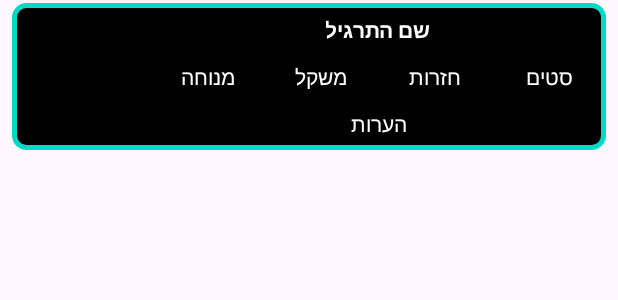
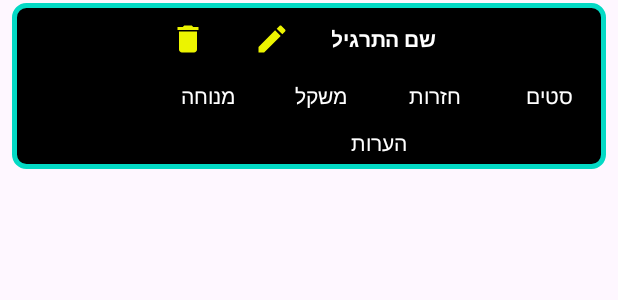
Before and after one commit to GalAngel15/Gym_Project_AndroidStudio, an Android app: the layout item_workout_exercise.xml on its own in the app's theme, with its tools: preview values and no code run, on a phone screen of 412 x 824 dp. Shown: the top 300 px of the screen. Run offline under Robolectric (Android 15) with nearby library versions, the phone set to English and light mode, and no system bars.

Commit message:
template 1 to edit btn

```diff
--- a/app/src/main/java/com/example/gymproject/activities/PlanPageActivity.java
+++ b/app/src/main/java/com/example/gymproject/activities/PlanPageActivity.java
@@ -32,7 +32,7 @@ public class PlanPageActivity extends BaseActivity {
             // הצגת שם המשתמש שהתקבל מ-FirebaseAuth
             textViewUsername.setText("Welcome, " + userName + "!");
         }
-        planManager = new WorkoutPlanManager(this, currentUser);
+        planManager = new WorkoutPlanManager(this, currentUser,planName);
         planManager.loadAllUserExercises(planName);
     }
 
--- /dev/null
+++ b/app/src/main/res/drawable/baseline_delete.xml
@@ -0,0 +1,5 @@
+<vector xmlns:android="http://schemas.android.com/apk/res/android" android:height="24dp" android:tint="@color/textButton" android:viewportHeight="24" android:viewportWidth="24" android:width="24dp">
+
+    <path android:fillColor="@android:color/white" android:pathData="M6,19c0,1.1 0.9,2 2,2h8c1.1,0 2,-0.9 2,-2V7H6v12zM19,4h-3.5l-1,-1h-5l-1,1H5v2h14V4z"/>
+
+</vector>
--- /dev/null
+++ b/app/src/main/res/drawable/baseline_edit.xml
@@ -0,0 +1,5 @@
+<vector xmlns:android="http://schemas.android.com/apk/res/android" android:height="24dp" android:tint="@color/textButton" android:viewportHeight="24" android:viewportWidth="24" android:width="24dp">
+
+    <path android:fillColor="@android:color/white" android:pathData="M3,17.25V21h3.75L17.81,9.94l-3.75,-3.75L3,17.25zM20.71,7.04c0.39,-0.39 0.39,-1.02 0,-1.41l-2.34,-2.34c-0.39,-0.39 -1.02,-0.39 -1.41,0l-1.83,1.83 3.75,3.75 1.83,-1.83z"/>
+
+</vector>
--- a/app/src/main/res/layout/item_built_exercise.xml
+++ b/app/src/main/res/layout/item_built_exercise.xml
@@ -62,7 +62,6 @@
             android:inputType="number"
             android:textColorHint="@color/hints"
             android:hint="הזן מספר סטים"
-            android:text="aaa"
             android:textColor="@color/textColor"/>
 
         <EditText
--- a/app/src/main/res/layout/item_workout_exercise.xml
+++ b/app/src/main/res/layout/item_workout_exercise.xml
@@ -3,26 +3,51 @@
     android:layout_width="match_parent"
     android:layout_height="wrap_content"
     android:layout_marginHorizontal="8dp"
+    android:layout_marginVertical="2dp"
     android:background="@drawable/table_row_background"
     android:gravity="center_vertical"
-    android:paddingLeft="5dp"
-    android:layout_marginVertical="2dp">
+    android:paddingLeft="5dp">
 
     <ImageView
         android:id="@+id/imageViewExercise"
         android:layout_width="80dp"
         android:layout_height="80dp"
-        android:scaleType="centerCrop"
+        android:layout_marginEnd="8dp"
+        android:gravity="center"
         android:padding="8dp"
-        android:layout_marginEnd="8dp"
-        android:gravity="center" />
+        android:scaleType="centerCrop" />
 
     <LinearLayout
         android:layout_width="0dp"
         android:layout_height="wrap_content"
         android:layout_weight="1"
-        android:orientation="vertical"
-        android:gravity="center_horizontal">
+        android:gravity="center_horizontal"
+        android:orientation="vertical">
+
+        <LinearLayout
+            android:layout_width="match_parent"
+            android:layout_height="wrap_content"
+            android:gravity="center"
+            android:orientation="horizontal">
+            <ImageButton
+                android:id="@+id/btnDeleteExercise"
+                android:layout_width="48dp"
+                android:layout_height="48dp"
+                android:src="@drawable/baseline_delete"
+                android:background="?attr/selectableItemBackgroundBorderless"
+                android:contentDescription="Add"
+                android:layout_gravity="center_vertical"
+                android:layout_marginEnd="8dp"/>
+
+            <ImageButton
+                android:id="@+id/btnEditExercise"
+                android:layout_width="48dp"
+                android:layout_height="48dp"
+                android:layout_gravity="center_vertical"
+                android:layout_marginEnd="8dp"
+                android:background="?attr/selectableItemBackgroundBorderless"
+                android:contentDescription="Edit"
+                android:src="@drawable/baseline_edit" />
 
             <TextView
                 android:id="@+id/textViewExerciseName"
@@ -33,42 +58,50 @@
                 android:text="שם התרגיל"
                 android:textColor="@color/textColor"
                 android:textStyle="bold" />
+            <TextView
+                android:layout_weight="1"
+                android:layout_height="0dp"
+                android:layout_width="0dp"
+                />
+
+
+        </LinearLayout>
 
         <LinearLayout
             android:layout_width="match_parent"
             android:layout_height="wrap_content"
-            android:orientation="horizontal"
-            android:gravity="end">
+            android:gravity="end"
+            android:orientation="horizontal">
 
             <TextView
                 android:id="@+id/textViewRest"
                 android:layout_width="0dp"
                 android:layout_height="wrap_content"
                 android:layout_weight="1"
+                android:gravity="center"
                 android:padding="4dp"
-                android:gravity="center"
                 android:text="מנוחה"
-                android:textColor="@color/textColor"/>
+                android:textColor="@color/textColor" />
 
             <TextView
                 android:id="@+id/textViewWeight"
                 android:layout_width="0dp"
                 android:layout_height="wrap_content"
                 android:layout_weight="1"
+                android:gravity="center"
                 android:padding="4dp"
-                android:gravity="center"
                 android:text="משקל"
-                android:textColor="@color/textColor"/>
+                android:textColor="@color/textColor" />
 
             <TextView
                 android:id="@+id/textViewReps"
                 android:layout_width="0dp"
                 android:layout_height="wrap_content"
                 android:layout_weight="1"
+                android:gravity="center"
                 android:padding="4dp"
-                android:gravity="center"
                 android:text="חזרות"
-                android:textColor="@color/textColor"/>
+                android:textColor="@color/textColor" />
 
 
             <TextView
@@ -76,19 +109,20 @@
                 android:layout_width="0dp"
                 android:layout_height="wrap_content"
                 android:layout_weight="1"
+                android:gravity="center"
                 android:padding="4dp"
-                android:gravity="center"
                 android:text="סטים"
-                android:textColor="@color/textColor"/>
+                android:textColor="@color/textColor" />
 
         </LinearLayout>
+
         <TextView
             android:id="@+id/additionalComments"
             android:layout_width="wrap_content"
             android:layout_height="wrap_content"
+            android:gravity="center"
             android:padding="8dp"
-            android:gravity="center"
             android:text="הערות"
-            android:textColor="@color/textColor"/>
+            android:textColor="@color/textColor" />
     </LinearLayout>
 </TableRow>
```
Also changed, not shown: app/src/main/java/com/example/gymproject/adapters/CustomExerciseAdapter.java (+21 -1 lines), app/src/main/java/com/example/gymproject/interfaces/OnExerciseEditedListener.java (added, +7 -0 lines), app/src/main/java/com/example/gymproject/managers/WorkoutPlanManager.java (+24 -1 lines), app/src/main/java/com/example/gymproject/models/CustomExercise.java (+4 -16 lines), app/src/main/java/com/example/gymproject/utilities/DatabaseUtils.java (+11 -2 lines), app/src/main/java/com/example/gymproject/utilities/DialogUtils.java (+39 -0 lines), app/src/main/res/layout/edit_exercise_dialog.xml (added, +42 -0 lines). Lines whose indentation alone changed are shown as unchanged.
